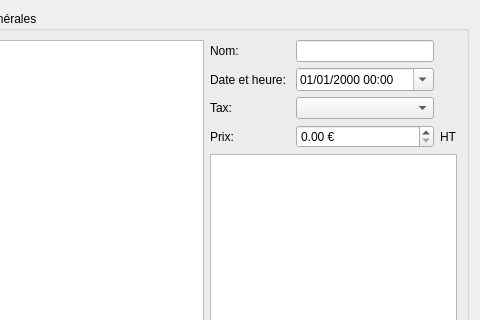
cfdev/mcercle, file src/dialogservicesedit.ui: the form before one commit; both pictures show x 102 to 582 and y 0 to 320 of the 582 by 439 pixel window.
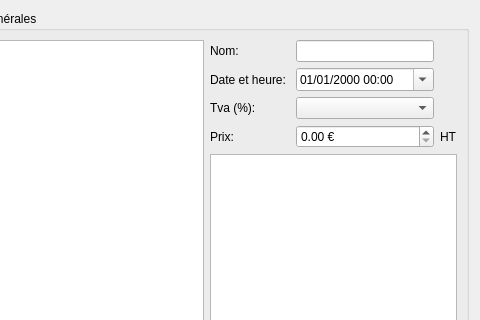
The form after the commit. Icons and pictures are not drawn.

```diff
--- a/src/dialogservicesedit.ui
+++ b/src/dialogservicesedit.ui
@@ -107,7 +107,7 @@
             <item row="2" column="0">
              <widget class="QLabel" name="label_titletax">
               <property name="text">
-               <string>Tax:</string>
+               <string>Tva (%):</string>
               </property>
              </widget>
             </item>
```
